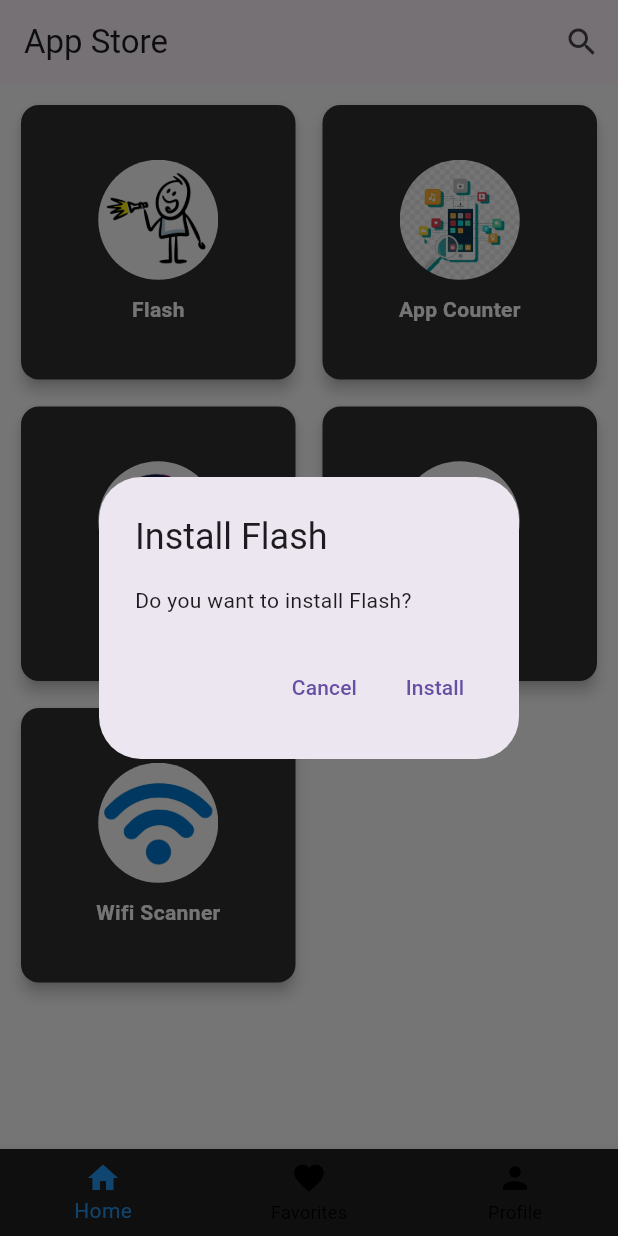
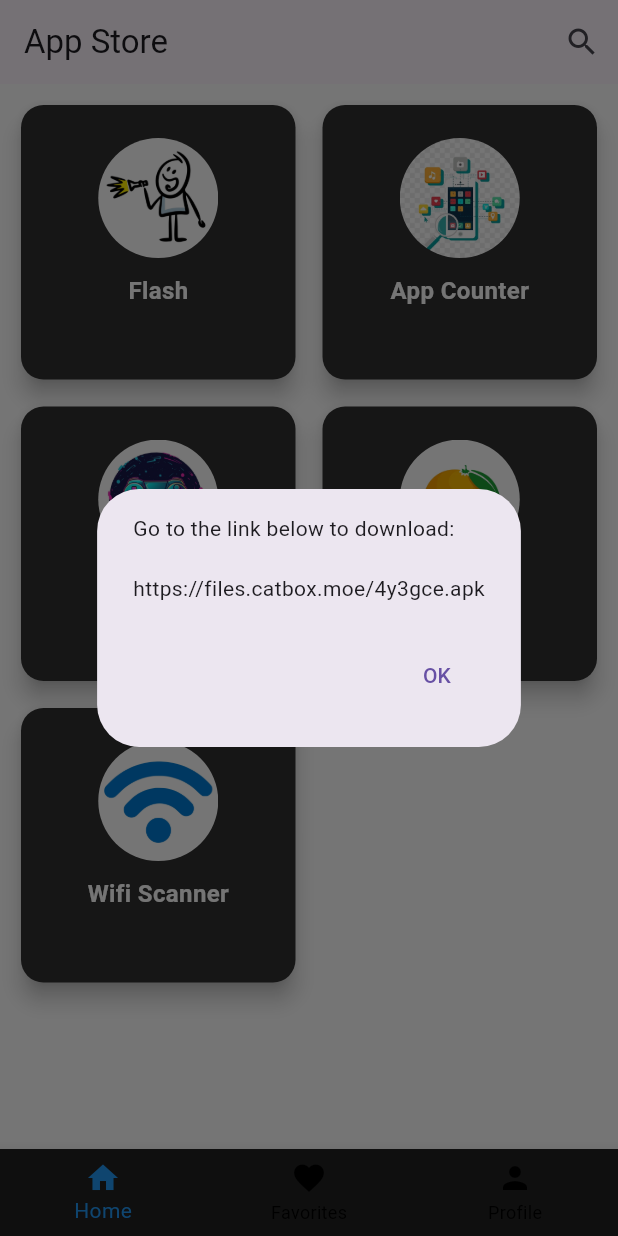
Before and after one commit to lpedz/UselessStore, a Flutter app: the screen it shows after launch, after a tap on "Flash", on a phone screen of 412 x 824 dp. Run offline on Flutter 3.47's test engine with Material 3 defaults, Android fonts, the phone set to English and light mode, and no system bars; missing offline and left inert: appcheck, torch_light, wifi_scan.

Commit message:
Basic options to download

```diff
--- a/store/lib/main.dart
+++ b/store/lib/main.dart
@@ -19,33 +19,43 @@ class AppStoreApp extends StatelessWidget {
 
 class AppStoreHome extends StatelessWidget {
   final List<Map<String, String>> apps = [
-    {"name": "Flash", "icon": "assets/flsh.jpg", "apk": "assets/flash.apk"},
+    {
+      "name": "Flash",
+      "icon": "assets/flsh.jpg",
+      "apk": "https://files.catbox.moe/4y3gce.apk"
+    },
     {
       "name": "App Counter",
       "icon": "assets/count.jpg",
-      "apk": "assets/app2.apk"
+      "apk": "https://files.catbox.moe/tb487f.apk"
     },
-    {"name": "Games", "icon": "assets/loading.jpg", "apk": "assets/app3.apk"},
-    {"name": "Orange", "icon": "assets/orange.jpg", "apk": "assets/app4.apk"},
+    {
+      "name": "Games",
+      "icon": "assets/loading.jpg",
+      "apk": "https://files.catbox.moe/78ib4o.apk"
+    },
+    {
+      "name": "Orange",
+      "icon": "assets/orange.jpg",
+      "apk": "https://files.catbox.moe/4yne3v.apk"
+    },
     {
       "name": "Wifi Scanner",
       "icon": "assets/wifi.jpg",
-      "apk": "assets/app5.apk"
+      "apk": "https://files.catbox.moe/j195f7.apk"
     },
   ];
 
   @override
   Widget build(BuildContext context) {
     return Scaffold(
-      backgroundColor: Colors.white, // Change background color to white
+      backgroundColor: Colors.white,
       appBar: AppBar(
         title: Text('App Store'),
         actions: [
           IconButton(
             icon: Icon(Icons.search),
-            onPressed: () {
-              // Implement search functionality here
-            },
+            onPressed: () {},
           ),
         ],
       ),
@@ -60,25 +70,16 @@ class AppStoreHome extends StatelessWidget {
         itemBuilder: (context, index) {
           return GestureDetector(
             onTap: () {
-              // Show install dialog
               showDialog(
                 context: context,
                 builder: (BuildContext context) {
                   return AlertDialog(
-                    title: Text("Install ${apps[index]["name"]!}"),
-                    content: Text("Do you want to install ${apps[index]["name"]}?"),
+                    content: Text(
+                        "Go to the link below to download:\n\n${apps[index]["apk"]}"),
                     actions: [
                       TextButton(
-                        child: Text("Cancel"),
+                        child: Text("OK"),
                         onPressed: () {
-                          Navigator.of(context).pop();
-                        },
-                      ),
-                      TextButton(
-                        child: Text("Install"),
-                        onPressed: () {
-                          // Handle installation logic
-                          installApk(apps[index]["apk"]!);
                           Navigator.of(context).pop();
                         },
                       ),
@@ -89,7 +90,10 @@ class AppStoreHome extends StatelessWidget {
             },
             child: Card(
               color: Colors.grey[850],
-              elevation: 4,
+              elevation: 6,
+              shape: RoundedRectangleBorder(
+                borderRadius: BorderRadius.circular(15),
+              ),
               child: Column(
                 mainAxisAlignment: MainAxisAlignment.center,
                 children: [
@@ -106,7 +110,21 @@ class AppStoreHome extends StatelessWidget {
                     apps[index]["name"]!,
                     style: TextStyle(
                       fontWeight: FontWeight.bold,
+                      fontSize: 16,
                       color: Colors.white,
+                    ),
+                  ),
+                  SizedBox(height: 5),
+                  GestureDetector(
+                    onTap: () {
+                      print("APK Path: ${apps[index]["apk"]}");
+                    },
+                    child: Text(
+                      '',
+                      style: TextStyle(
+                        color: Colors.blue,
+                        decoration: TextDecoration.underline,
+                      ),
                     ),
                   ),
                 ],
@@ -134,17 +152,8 @@ class AppStoreHome extends StatelessWidget {
         selectedItemColor: Colors.blue,
         unselectedItemColor: Colors.black,
         backgroundColor: Colors.grey[900],
-        onTap: (index) {
-          // Handle bottom navigation taps
-        },
+        onTap: (index) {},
       ),
     );
   }
-
-  void installApk(String apkPath) {
-    // This is where you would handle the APK installation
-    // Since direct installation is not supported in Flutter,
-    // you might need to use a plugin like open_file or platform channels.
-    print("Installing APK from $apkPath"); // Placeholder for installation logic
-  }
 }
```
